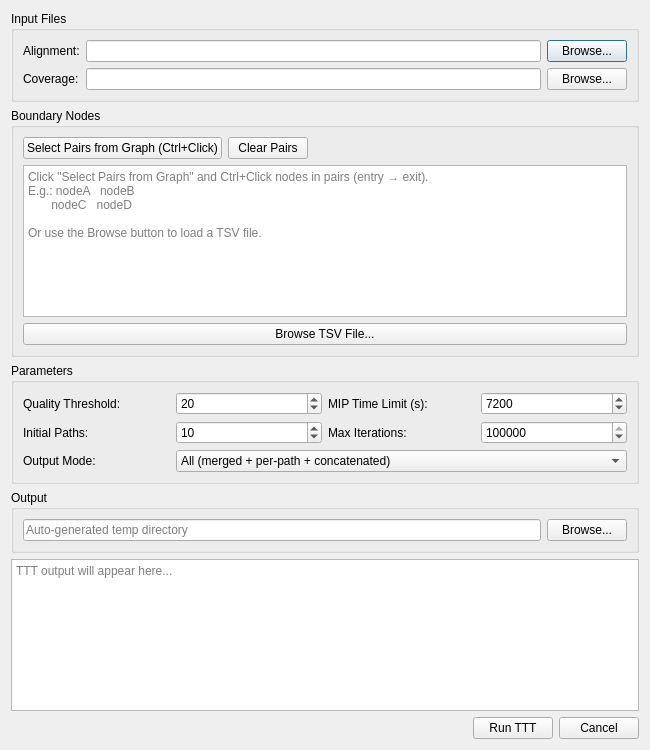
Before: the Qt Designer form ui/dialogs/tttdialog.ui in Steven-Stimson/Pathfinder, drawn with Qt 5.
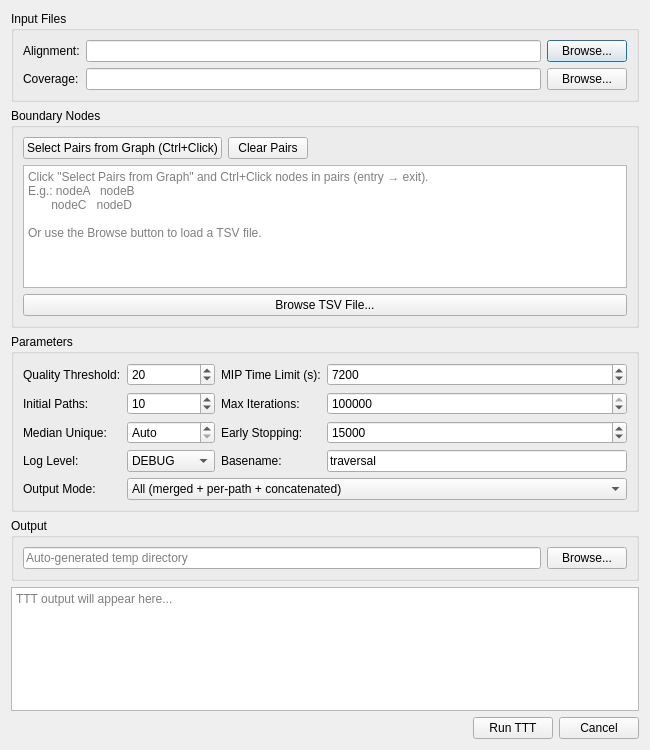
After: the same form once the commit is applied.

Commit message:
TTT improvements: pair format support, output naming, auto-draw
- Support Hi-C pairs format (.pairs/.pairs.gz) with auto-detection
- Support multiple alignment files via --alignment parameter
- New output naming: {basename}_path.merged.gfa, {basename}_path.concatenated.gfa
- Add missing TTT parameters to dialog: median-unique, early-stopping, log-level, basename
- Move Output Mode to last position in parameters
- Auto-trigger draw graph after TTT completes
- Copy TTT Python source files to build output
- Fix GAF format support for .gz compression

What changed in the file:
```diff
--- a/ui/dialogs/tttdialog.ui
+++ b/ui/dialogs/tttdialog.ui
@@ -213,14 +213,105 @@
         </property>
        </widget>
       </item>
-      <item row="2" column="0">
+      <item row="3" column="0">
+       <widget class="QLabel" name="medianUniqueLabel">
+        <property name="text">
+         <string>Median Unique:</string>
+        </property>
+       </widget>
+      </item>
+      <item row="3" column="1">
+       <widget class="QDoubleSpinBox" name="medianUniqueSpinBox">
+        <property name="minimum">
+         <double>0.000000000000000</double>
+        </property>
+        <property name="maximum">
+         <double>10000.000000000000000</double>
+        </property>
+        <property name="value">
+         <double>0.000000000000000</double>
+        </property>
+        <property name="specialValueText">
+         <string>Auto</string>
+        </property>
+       </widget>
+      </item>
+      <item row="3" column="2">
+       <widget class="QLabel" name="earlyStoppingLabel">
+        <property name="text">
+         <string>Early Stopping:</string>
+        </property>
+       </widget>
+      </item>
+      <item row="3" column="3">
+       <widget class="QSpinBox" name="earlyStoppingSpinBox">
+        <property name="minimum">
+         <number>1000</number>
+        </property>
+        <property name="maximum">
+         <number>100000</number>
+        </property>
+        <property name="singleStep">
+         <number>1000</number>
+        </property>
+        <property name="value">
+         <number>15000</number>
+        </property>
+       </widget>
+      </item>
+      <item row="4" column="0">
+       <widget class="QLabel" name="logLevelLabel">
+        <property name="text">
+         <string>Log Level:</string>
+        </property>
+       </widget>
+      </item>
+      <item row="4" column="1">
+       <widget class="QComboBox" name="logLevelComboBox">
+        <item>
+         <property name="text">
+          <string>DEBUG</string>
+         </property>
+        </item>
+        <item>
+         <property name="text">
+          <string>INFO</string>
+         </property>
+        </item>
+        <item>
+         <property name="text">
+          <string>WARNING</string>
+         </property>
+        </item>
+        <item>
+         <property name="text">
+          <string>ERROR</string>
+         </property>
+        </item>
+       </widget>
+      </item>
+      <item row="4" column="2">
+       <widget class="QLabel" name="basenameLabel">
+        <property name="text">
+         <string>Basename:</string>
+        </property>
+       </widget>
+      </item>
+      <item row="4" column="3">
+       <widget class="QLineEdit" name="basenameEdit">
+        <property name="text">
+         <string>traversal</string>
+        </property>
+       </widget>
+      </item>
+      <item row="5" column="0">
        <widget class="QLabel" name="outputModeLabel">
         <property name="text">
          <string>Output Mode:</string>
         </property>
        </widget>
       </item>
-      <item row="2" column="1" colspan="3">
+      <item row="5" column="1" colspan="3">
        <widget class="QComboBox" name="outputModeComboBox">
         <item>
          <property name="text">
```
The commit also changes 6 other files.
